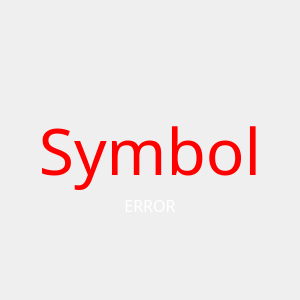
First picture: the form in ui/main.ui, repository memoday/odiumWidget, before the edit.
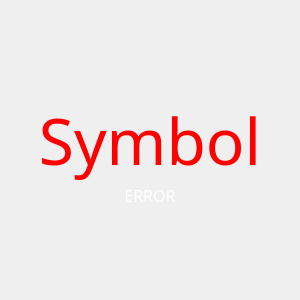
Second picture: the form after the edit.

Patch:
```diff
--- a/ui/main.ui
+++ b/ui/main.ui
@@ -24,7 +24,7 @@
    <property name="geometry">
     <rect>
      <x>0</x>
-     <y>180</y>
+     <y>170</y>
      <width>300</width>
      <height>50</height>
     </rect>
@@ -58,7 +58,7 @@
    <property name="geometry">
     <rect>
      <x>0</x>
-     <y>110</y>
+     <y>100</y>
      <width>300</width>
      <height>80</height>
     </rect>
```
